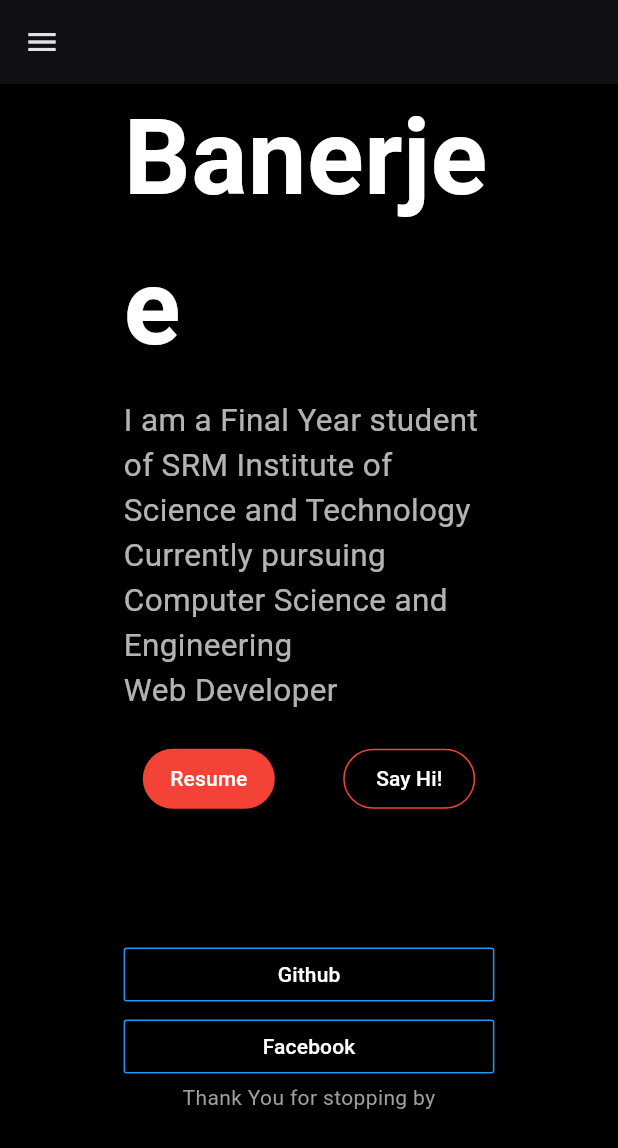
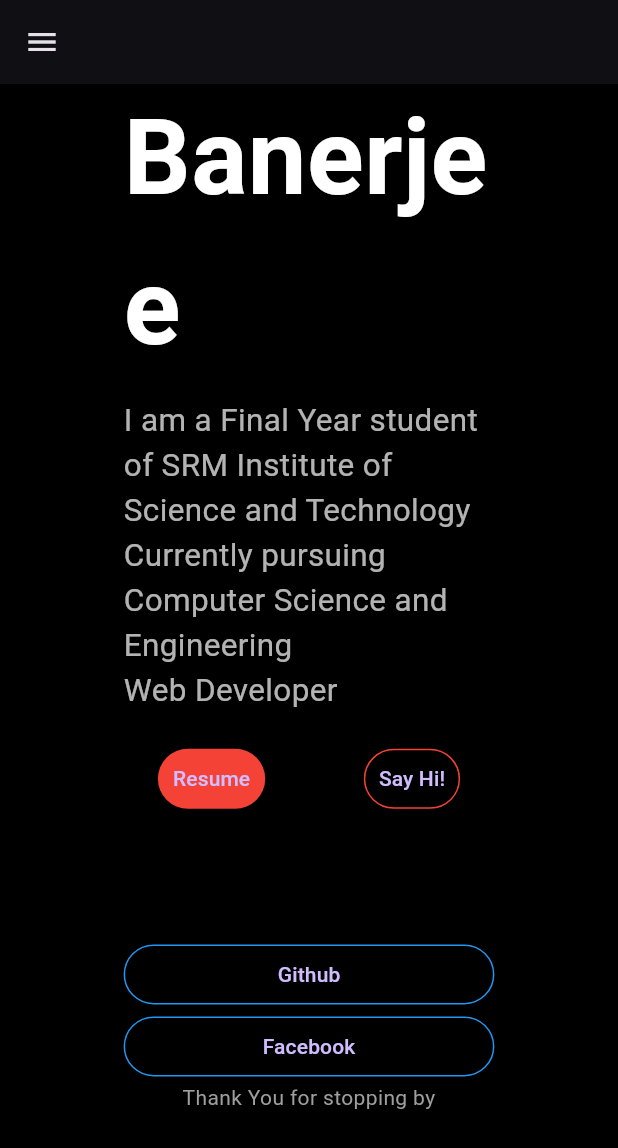
Before and after one commit to stant581/Portfolio, a Flutter app: the screen it shows after launch, scrolled down 774 dp, on a phone screen of 412 x 824 dp. Shown: the top 1148 px of the screen. Run offline on Flutter 3.47's test engine with Material 3 defaults, Android fonts, the light colour scheme and no system bars; Roboto replaces fonts that are missing (GoogleSansRegular).

Commit message:
Fix null safety, remove dart:html for tests, and replace RaisedButton and OutlineButton with ElevatedButton and OutlinedButton

```diff
--- a/lib/ProfilePage.dart
+++ b/lib/ProfilePage.dart
@@ -1,28 +1,34 @@
 import 'package:flutter/material.dart';
-import 'dart:html' as html;
+import 'package:flutter/foundation.dart' show kIsWeb;
 
 import 'package:portfolio/responsive_widget.dart';
 
 class ProfilePage extends StatelessWidget {
-  const ProfilePage({Key key}) : super(key: key);
+  const ProfilePage({Key? key}) : super(key: key);
 
   List<Widget> navButtons() => [
         NavButton(
           text: "about",
           onPressed: () {
+            if (kIsWeb) {
               html.window.open("https://www.linkedin.com/in/animeshbanerjeeee/", "Animesh");
+            }
           },
         ),
         NavButton(
           text: "work",
           onPressed: () {
+            if (kIsWeb) {
               html.window.open("https://www.linkedin.com/in/animeshbanerjeeee/","Animesh");
+            }
           },
         ),
         NavButton(
           text: "contact",
           onPressed: () {
+            if (kIsWeb) {
               html.window.open("https://www.linkedin.com/in/animeshbanerjeeee/","Animesh");
+            }
           },
         ),
       ];
@@ -90,19 +96,25 @@ class NavHeader extends StatelessWidget {
         NavButton(
           text: "About",
           onPressed: () {
+            if (kIsWeb) {
               html.window.open("https://www.linkedin.com/in/animeshbanerjeeee/", "Animesh");
+            }
           },
         ),
         NavButton(
           text: "Work",
           onPressed: () {
+            if (kIsWeb) {
               html.window.open("https://www.linkedin.com/in/animeshbanerjeeee/","Animesh");
+            }
           },
         ),
         NavButton(
           text: "Contact",
           onPressed: () {
+            if (kIsWeb) {
               html.window.open("https://www.linkedin.com/in/animeshbanerjeeee/","Animesh");
+            }
           },
         ),
               ],
@@ -112,6 +124,7 @@ class NavHeader extends StatelessWidget {
     );
   }
 }
+
 class Animesh extends StatelessWidget {
 
   @override
@@ -143,52 +156,31 @@ class Animesh extends StatelessWidget {
 }
 
 class NavButton extends StatelessWidget {
-  final text;
-  final onPressed;
+  final String text;
+  final VoidCallback onPressed;
   final Color color;
 
   const NavButton(
-      {Key key,
-      @required this.text,
-      @required this.onPressed,
+      {Key? key,
+      required this.text,
+      required this.onPressed,
       this.color = Colors.white})
       : super(key: key);
 
   @override
   Widget build(BuildContext context) {
-    return OutlineButton(
+    return OutlinedButton(
+      onPressed: onPressed,
+      style: OutlinedButton.styleFrom(
+        side: BorderSide(color: color),
+      ),
       child: Text(text),
-      borderSide: BorderSide(
-        color: color,
-      ),
-      onPressed: onPressed,
-      highlightedBorderColor: color,
     );
   }
 }
 
 class ProfileInfo extends StatelessWidget {
-  profileImage(context) => Container(
-        height: ResponsiveWidget.isSmallScreen(context)
-            ? MediaQuery.of(context).size.height * 0.25
-            : MediaQuery.of(context).size.width * 0.25,
-        width: ResponsiveWidget.isSmallScreen(context)
-            ? MediaQuery.of(context).size.height * 0.25
-            : MediaQuery.of(context).size.width * 0.25,
-        decoration: BoxDecoration(
-          backgroundBlendMode: BlendMode.luminosity,
-          color: Colors.orange,
-//            borderRadius: BorderRadius.circular(40),
-          shape: BoxShape.circle,
-          image: DecorationImage(
-            image: AssetImage("Animesh1.jpg"),
-            alignment: Alignment.center,
-            fit: BoxFit.cover,
-          ),
-        ),
-      );
-
-  final profileData = Column(
+  late final profileData = Column(
     crossAxisAlignment: CrossAxisAlignment.start,
     children: <Widget>[
       Text(
@@ -221,35 +213,59 @@ class ProfileInfo extends StatelessWidget {
       Row(
         mainAxisAlignment: MainAxisAlignment.spaceEvenly,
         children: <Widget>[
-          RaisedButton(
-            shape: StadiumBorder(),
-            child: Text("Resume"),
-            color: Colors.red,
+          ElevatedButton(
             onPressed: () {
+              if (kIsWeb) {
                 html.window.open(
                     "https://drive.google.com/open?id=1NJ297GUvRvve7xDpxoNt_cGk78VKun4e",
                     "Resume");
+              }
             },
+            style: ElevatedButton.styleFrom(
+              backgroundColor: Colors.red,
               padding: EdgeInsets.all(10),
+              shape: StadiumBorder(),
+            ),
+            child: Text("Resume"),
           ),
           SizedBox(
             width: 20,
           ),
-          OutlineButton(
-            borderSide: BorderSide(
-              color: Colors.red,
+          OutlinedButton(
+            onPressed: () {
+              if (kIsWeb) {
+                html.window.open("https://www.linkedin.com/in/animeshbanerjeeee/", "Animesh");
+              }
+            },
+            style: OutlinedButton.styleFrom(
+              side: BorderSide(color: Colors.red),
+              padding: EdgeInsets.all(10),
+              shape: StadiumBorder(),
             ),
-            shape: StadiumBorder(),
             child: Text("Say Hi!"),
-            color: Colors.red,
-            onPressed: () {
-              html.window.open("https://www.linkedin.com/in/animeshbanerjeeee/", "Animesh");
-            },
-            padding: EdgeInsets.all(10),
           )
         ],
       )
     ],
+  );
+
+  Widget profileImage(context) => Container(
+        height: ResponsiveWidget.isSmallScreen(context)
+            ? MediaQuery.of(context).size.height * 0.25
+            : MediaQuery.of(context).size.width * 0.25,
+        width: ResponsiveWidget.isSmallScreen(context)
+            ? MediaQuery.of(context).size.height * 0.25
+            : MediaQuery.of(context).size.width * 0.25,
+        decoration: BoxDecoration(
+          backgroundBlendMode: BlendMode.luminosity,
+          color: Colors.orange,
+          shape: BoxShape.circle,
+          image: DecorationImage(
+            image: AssetImage("Animesh1.jpg"),
+            alignment: Alignment.center,
+            fit: BoxFit.cover,
+          ),
+        ),
       );
 
   @override
@@ -281,14 +297,18 @@ class SocialInfo extends StatelessWidget {
       NavButton(
         text: "Github",
         onPressed: () {
+          if (kIsWeb) {
             html.window.open("https://github.com/stant581", "Git");
+          }
         },
         color: Colors.blue,
       ),
       NavButton(
         text: "Facebook",
         onPressed: () {
+          if (kIsWeb) {
             html.window.open("https://www.facebook.com/profile.php?id=100006763517192", "Fb");
+          }
         },
         color: Colors.blue,
       ),
```
Lines whose indentation alone changed are shown as unchanged.
